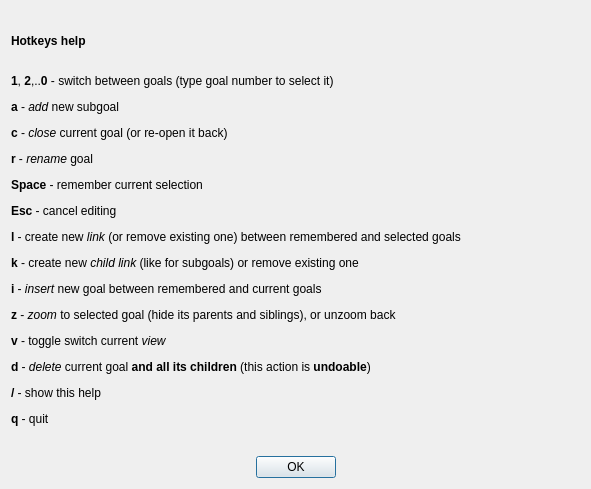
Before: the Qt Designer form ui/hotkeys.ui in ahitrin/SiebenApp, drawn with Qt 5.
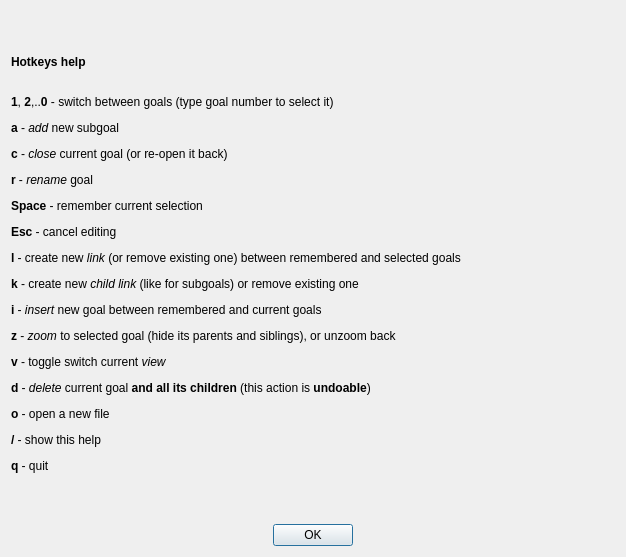
After: the same form once the commit is applied.

Commit message: Add (non-working yet) open file option

```diff
--- a/ui/hotkeys.ui
+++ b/ui/hotkeys.ui
@@ -6,8 +6,8 @@
    <rect>
     <x>0</x>
     <y>0</y>
-    <width>591</width>
-    <height>489</height>
+    <width>626</width>
+    <height>557</height>
    </rect>
   </property>
   <property name="windowTitle">
@@ -20,7 +20,7 @@
    <item>
     <widget class="QLabel" name="label_text">
      <property name="text">
-      <string>&lt;html&gt;&lt;head/&gt;&lt;body&gt;&lt;p&gt;&lt;span style=&quot; font-weight:600;&quot;&gt;Hotkeys help&lt;/span&gt;&lt;/p&gt;&lt;p&gt;&lt;br/&gt;&lt;span style=&quot; font-weight:600;&quot;&gt;1&lt;/span&gt;, &lt;span style=&quot; font-weight:600;&quot;&gt;2&lt;/span&gt;,..&lt;span style=&quot; font-weight:600;&quot;&gt;0&lt;/span&gt; - switch between goals (type goal number to select it)&lt;/p&gt;&lt;p&gt;&lt;span style=&quot; font-weight:600;&quot;&gt;a&lt;/span&gt; - &lt;span style=&quot; font-style:italic;&quot;&gt;add&lt;/span&gt; new subgoal&lt;/p&gt;&lt;p&gt;&lt;span style=&quot; font-weight:600;&quot;&gt;c&lt;/span&gt; - &lt;span style=&quot; font-style:italic;&quot;&gt;close&lt;/span&gt; current goal (or re-open it back)&lt;/p&gt;&lt;p&gt;&lt;span style=&quot; font-weight:600;&quot;&gt;r&lt;/span&gt; - &lt;span style=&quot; font-style:italic;&quot;&gt;rename&lt;/span&gt; goal&lt;/p&gt;&lt;p&gt;&lt;span style=&quot; font-weight:600;&quot;&gt;Space&lt;/span&gt; - remember current selection&lt;/p&gt;&lt;p&gt;&lt;span style=&quot; font-weight:600;&quot;&gt;Esc&lt;/span&gt; - cancel editing&lt;/p&gt;&lt;p&gt;&lt;span style=&quot; font-weight:600;&quot;&gt;l&lt;/span&gt; - create new &lt;span style=&quot; font-style:italic;&quot;&gt;link&lt;/span&gt; (or remove existing one) between remembered and selected goals&lt;/p&gt;&lt;p&gt;&lt;span style=&quot; font-weight:600;&quot;&gt;k&lt;/span&gt; - create new &lt;span style=&quot; font-style:italic;&quot;&gt;child link&lt;/span&gt; (like for subgoals) or remove existing one&lt;/p&gt;&lt;p&gt;&lt;span style=&quot; font-weight:600;&quot;&gt;i&lt;/span&gt; - &lt;span style=&quot; font-style:italic;&quot;&gt;insert&lt;/span&gt; new goal between remembered and current goals&lt;/p&gt;&lt;p&gt;&lt;span style=&quot; font-weight:600;&quot;&gt;z&lt;/span&gt; - &lt;span style=&quot; font-style:italic;&quot;&gt;zoom&lt;/span&gt; to selected goal (hide its parents and siblings), or unzoom back&lt;/p&gt;&lt;p&gt;&lt;span style=&quot; font-weight:600;&quot;&gt;v&lt;/span&gt; - toggle switch current &lt;span style=&quot; font-style:italic;&quot;&gt;view&lt;/span&gt;&lt;/p&gt;&lt;p&gt;&lt;span style=&quot; font-weight:600;&quot;&gt;d&lt;/span&gt; - &lt;span style=&quot; font-style:italic;&quot;&gt;delete&lt;/span&gt; current goal &lt;span style=&quot; font-weight:600;&quot;&gt;and all its children&lt;/span&gt; (this action is &lt;span style=&quot; font-weight:600;&quot;&gt;undoable&lt;/span&gt;)&lt;/p&gt;&lt;p&gt;&lt;span style=&quot; font-weight:600;&quot;&gt;/&lt;/span&gt; - show this help&lt;/p&gt;&lt;p&gt;&lt;span style=&quot; font-weight:600;&quot;&gt;q&lt;/span&gt; - quit&lt;/p&gt;&lt;/body&gt;&lt;/html&gt;</string>
+      <string>&lt;html&gt;&lt;head/&gt;&lt;body&gt;&lt;p&gt;&lt;span style=&quot; font-weight:600;&quot;&gt;Hotkeys help&lt;/span&gt;&lt;/p&gt;&lt;p&gt;&lt;br/&gt;&lt;span style=&quot; font-weight:600;&quot;&gt;1&lt;/span&gt;, &lt;span style=&quot; font-weight:600;&quot;&gt;2&lt;/span&gt;,..&lt;span style=&quot; font-weight:600;&quot;&gt;0&lt;/span&gt; - switch between goals (type goal number to select it)&lt;/p&gt;&lt;p&gt;&lt;span style=&quot; font-weight:600;&quot;&gt;a&lt;/span&gt; - &lt;span style=&quot; font-style:italic;&quot;&gt;add&lt;/span&gt; new subgoal&lt;/p&gt;&lt;p&gt;&lt;span style=&quot; font-weight:600;&quot;&gt;c&lt;/span&gt; - &lt;span style=&quot; font-style:italic;&quot;&gt;close&lt;/span&gt; current goal (or re-open it back)&lt;/p&gt;&lt;p&gt;&lt;span style=&quot; font-weight:600;&quot;&gt;r&lt;/span&gt; - &lt;span style=&quot; font-style:italic;&quot;&gt;rename&lt;/span&gt; goal&lt;/p&gt;&lt;p&gt;&lt;span style=&quot; font-weight:600;&quot;&gt;Space&lt;/span&gt; - remember current selection&lt;/p&gt;&lt;p&gt;&lt;span style=&quot; font-weight:600;&quot;&gt;Esc&lt;/span&gt; - cancel editing&lt;/p&gt;&lt;p&gt;&lt;span style=&quot; font-weight:600;&quot;&gt;l&lt;/span&gt; - create new &lt;span style=&quot; font-style:italic;&quot;&gt;link&lt;/span&gt; (or remove existing one) between remembered and selected goals&lt;/p&gt;&lt;p&gt;&lt;span style=&quot; font-weight:600;&quot;&gt;k&lt;/span&gt; - create new &lt;span style=&quot; font-style:italic;&quot;&gt;child link&lt;/span&gt; (like for subgoals) or remove existing one&lt;/p&gt;&lt;p&gt;&lt;span style=&quot; font-weight:600;&quot;&gt;i&lt;/span&gt; - &lt;span style=&quot; font-style:italic;&quot;&gt;insert&lt;/span&gt; new goal between remembered and current goals&lt;/p&gt;&lt;p&gt;&lt;span style=&quot; font-weight:600;&quot;&gt;z&lt;/span&gt; - &lt;span style=&quot; font-style:italic;&quot;&gt;zoom&lt;/span&gt; to selected goal (hide its parents and siblings), or unzoom back&lt;/p&gt;&lt;p&gt;&lt;span style=&quot; font-weight:600;&quot;&gt;v&lt;/span&gt; - toggle switch current &lt;span style=&quot; font-style:italic;&quot;&gt;view&lt;/span&gt;&lt;/p&gt;&lt;p&gt;&lt;span style=&quot; font-weight:600;&quot;&gt;d&lt;/span&gt; - &lt;span style=&quot; font-style:italic;&quot;&gt;delete&lt;/span&gt; current goal &lt;span style=&quot; font-weight:600;&quot;&gt;and all its children&lt;/span&gt; (this action is &lt;span style=&quot; font-weight:600;&quot;&gt;undoable&lt;/span&gt;)&lt;/p&gt;&lt;p&gt;&lt;span style=&quot; font-weight:600;&quot;&gt;o&lt;/span&gt; - open a new file&lt;/p&gt;&lt;p&gt;&lt;span style=&quot; font-weight:600;&quot;&gt;/&lt;/span&gt; - show this help&lt;/p&gt;&lt;p&gt;&lt;span style=&quot; font-weight:600;&quot;&gt;q&lt;/span&gt; - quit&lt;/p&gt;&lt;/body&gt;&lt;/html&gt;</string>
      </property>
     </widget>
    </item>
```
The commit also changes 1 other file.
